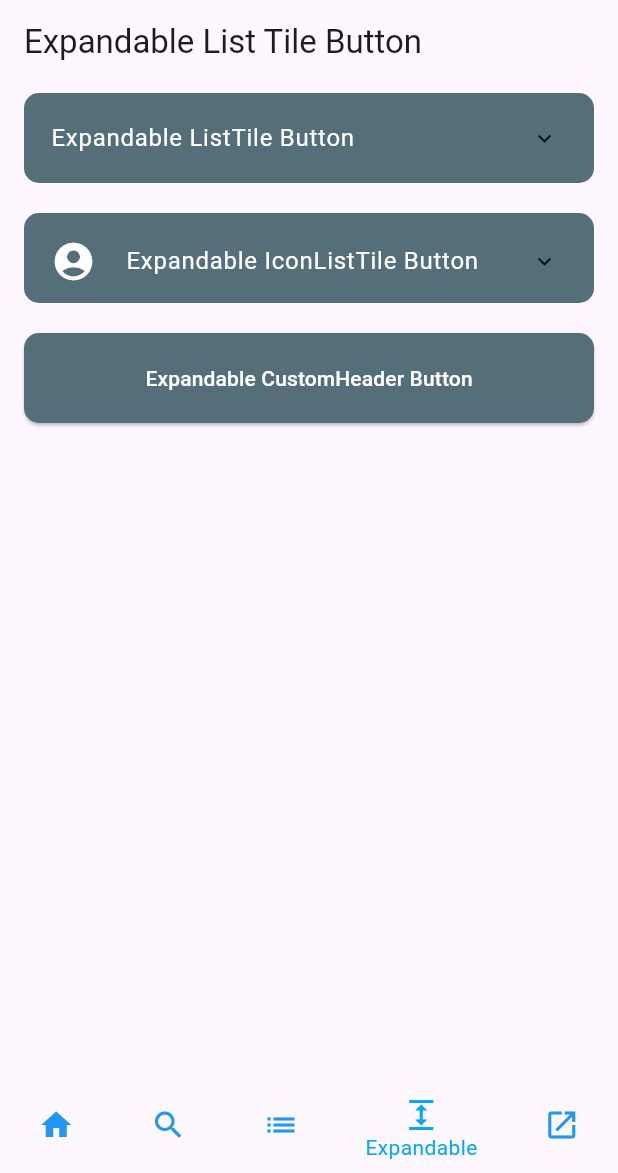
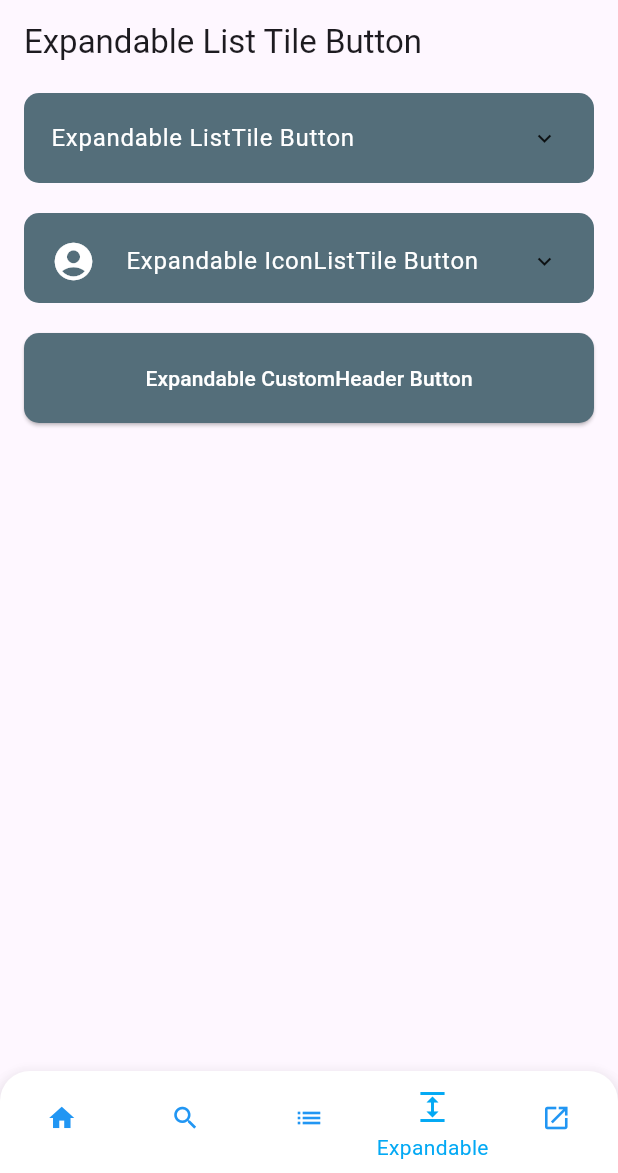
Before and after one commit to FrenkyDema/risto_widgets, a Flutter app: the screen it shows after launch, item 4 of the bottom bar chosen, on a phone screen of 412 x 824 dp, the part 63-1236 px from its top. Run offline on Flutter 3.47's test engine with Material 3 defaults, Android fonts, the phone set to English and light mode, and no system bars.

Commit message:
Refactoring customizable variable

```diff
--- a/example/lib/main.dart
+++ b/example/lib/main.dart
@@ -35,6 +35,14 @@ class _HomePageState extends State<HomePage> {
         title: const Text('Custom Widgets Demo'),
       ),
       body: CustomBottomNavBar(
+        showUnselectedLabels: false,
+        type: BottomNavigationBarType.fixed,
+        backgroundColor: Colors.white,
+        selectedItemColor: Colors.lightBlue,
+        unselectedItemColor: Colors.blue,
+        elevation: 8.0,
+        itemPadding: const EdgeInsets.all(5),
+        navbarPadding: const EdgeInsets.symmetric(horizontal: 30, vertical: 15),
         items: [
           NavigationItem(
             page: _buildIncrementDecrementPage(context),
@@ -65,10 +73,6 @@ class _HomePageState extends State<HomePage> {
             label: 'Custom Sheets',
           ),
         ],
-        backgroundColor: Colors.white24,
-        selectedItemColor: Colors.lightBlue,
-        unselectedItemColor: Colors.blue,
-        elevation: 8.0,
       ),
     );
   }
--- a/lib/widgets/navigation/custom_bottom_navbar.dart
+++ b/lib/widgets/navigation/custom_bottom_navbar.dart
@@ -18,6 +18,16 @@ class CustomBottomNavBar extends StatefulWidget {
   final Color? selectedItemColor;
   final Color? unselectedItemColor;
   final double? elevation;
+  final BottomNavigationBarType? type;
+  final double? selectedFontSize;
+  final double? unselectedFontSize;
+  final bool? showSelectedLabels;
+  final bool? showUnselectedLabels;
+  final IconThemeData? selectedIconTheme;
+  final IconThemeData? unselectedIconTheme;
+  final EdgeInsetsGeometry? itemPadding;
+  final EdgeInsetsGeometry? navbarPadding;
+  final EdgeInsetsGeometry? margin;
 
   const CustomBottomNavBar({
     super.key,
@@ -25,7 +35,17 @@ class CustomBottomNavBar extends StatefulWidget {
     this.backgroundColor,
     this.selectedItemColor,
     this.unselectedItemColor,
-    this.elevation = 8.0, // Default elevation
+    this.elevation,
+    this.type,
+    this.selectedFontSize,
+    this.unselectedFontSize,
+    this.showSelectedLabels,
+    this.showUnselectedLabels,
+    this.selectedIconTheme,
+    this.unselectedIconTheme,
+    this.itemPadding,
+    this.navbarPadding,
+    this.margin,
   });
 
   @override
@@ -46,27 +66,63 @@ class _CustomBottomNavBarState extends State<CustomBottomNavBar> {
 
   @override
   Widget build(BuildContext context) {
+    final bottomNavBarTheme = Theme.of(context).bottomNavigationBarTheme;
+
     return Scaffold(
       body: PageView(
         controller: pageController,
         physics: const NeverScrollableScrollPhysics(),
         children: widget.items.map((e) => e.page).toList(),
       ),
-      bottomNavigationBar: ClipRRect(
+      bottomNavigationBar: Card(
+        margin: widget.margin ?? const EdgeInsets.all(0),
+        elevation: widget.elevation ?? bottomNavBarTheme.elevation ?? 8.0,
+        color: widget.backgroundColor ??
+            bottomNavBarTheme.backgroundColor ??
+            Theme.of(context).colorScheme.surface,
+        shape: const RoundedRectangleBorder(
+          borderRadius: BorderRadius.vertical(top: Radius.circular(20)),
+        ),
+        child: ClipRRect(
           borderRadius: const BorderRadius.vertical(top: Radius.circular(20)),
           clipBehavior: Clip.hardEdge,
           child: BottomNavigationBar(
-          type: BottomNavigationBarType.shifting,
-          backgroundColor: widget.backgroundColor ??
-              Theme.of(context).bottomNavigationBarTheme.backgroundColor,
-          selectedItemColor:
-              widget.selectedItemColor ?? Theme.of(context).primaryColor,
+            elevation: 0,
+            backgroundColor: Colors.transparent,
+            type: widget.type ??
+                bottomNavBarTheme.type ??
+                BottomNavigationBarType.shifting,
+            selectedItemColor: widget.selectedItemColor ??
+                bottomNavBarTheme.selectedItemColor ??
+                Theme.of(context).colorScheme.primary,
             unselectedItemColor: widget.unselectedItemColor ??
+                bottomNavBarTheme.unselectedItemColor ??
                 Theme.of(context).unselectedWidgetColor,
-          elevation: widget.elevation,
+            selectedFontSize: widget.selectedFontSize ??
+                bottomNavBarTheme.selectedLabelStyle?.fontSize ??
+                14.0,
+            unselectedFontSize: widget.unselectedFontSize ??
+                bottomNavBarTheme.unselectedLabelStyle?.fontSize ??
+                12.0,
+            showSelectedLabels: widget.showSelectedLabels ??
+                bottomNavBarTheme.showSelectedLabels ??
+                true,
+            showUnselectedLabels: widget.showUnselectedLabels ??
+                bottomNavBarTheme.showUnselectedLabels ??
+                true,
+            selectedIconTheme: widget.selectedIconTheme ??
+                bottomNavBarTheme.selectedIconTheme ??
+                const IconThemeData(size: 24.0),
+            unselectedIconTheme: widget.unselectedIconTheme ??
+                bottomNavBarTheme.unselectedIconTheme ??
+                const IconThemeData(size: 20.0),
             items: widget.items.map((item) {
               return BottomNavigationBarItem(
-              icon: item.icon,
+                icon: Container(
+                  padding: widget.itemPadding ?? EdgeInsets.zero,
+                  alignment: Alignment.center,
+                  child: item.icon,
+                ),
                 label: item.label,
               );
             }).toList(),
@@ -74,6 +130,7 @@ class _CustomBottomNavBarState extends State<CustomBottomNavBar> {
             onTap: _onItemTapped,
           ),
         ),
+      ),
     );
   }
 }
```
Lines whose indentation alone changed are shown as unchanged.
